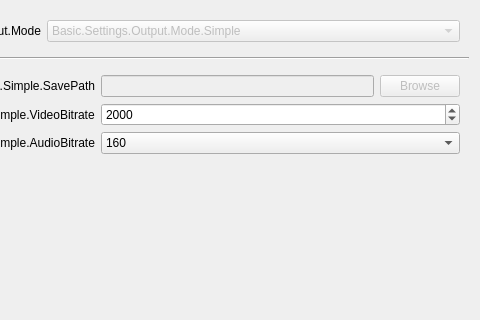
Above: obs/forms/OBSBasicSettings.ui from obsproject/obs-studio before the change; both pictures show x 290 to 770 and y 0 to 320 of the 770 by 602 pixel window. Below: the same form after it.
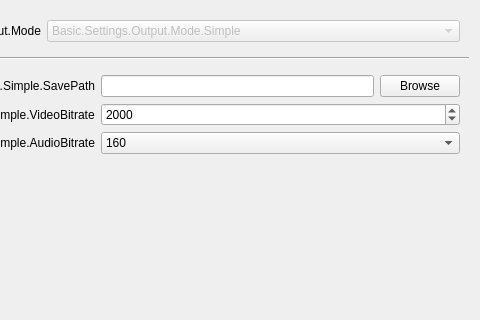
That is the form after the change. The open tabs and pages were chosen to show the change. Icons and pictures are not drawn.

Commit message: UI: Add FLV file output (sharing encoders)

```diff
--- a/obs/forms/OBSBasicSettings.ui
+++ b/obs/forms/OBSBasicSettings.ui
@@ -383,14 +383,14 @@
                      <item>
                       <widget class="QLineEdit" name="simpleOutputPath">
                        <property name="enabled">
-                        <bool>false</bool>
+                        <bool>true</bool>
                        </property>
                       </widget>
                      </item>
                      <item>
                       <widget class="QPushButton" name="simpleOutputBrowse">
                        <property name="enabled">
-                        <bool>false</bool>
+                        <bool>true</bool>
                        </property>
                        <property name="text">
                         <string>Browse</string>
```
The commit also changes 6 other files.
